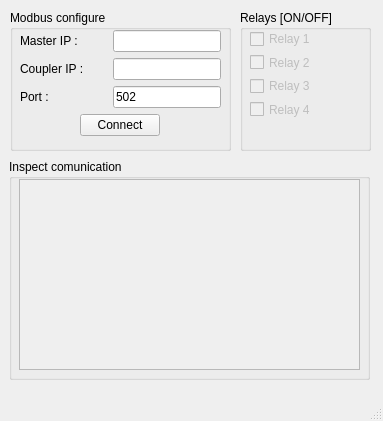
I-ml-I/modbus_tcp, file modbus_tcp/ui/modbus_window.ui: the form before one commit.
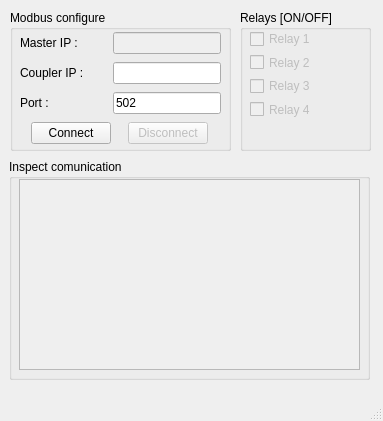
The form after the commit.

The edit to the form file:
```diff
--- a/modbus_tcp/ui/modbus_window.ui
+++ b/modbus_tcp/ui/modbus_window.ui
@@ -136,7 +136,7 @@
        <x>10</x>
        <y>20</y>
        <width>201</width>
-       <height>109</height>
+       <height>117</height>
       </rect>
      </property>
      <layout class="QVBoxLayout" name="verticalLayout_2">
@@ -156,16 +156,19 @@
          </widget>
         </item>
         <item>
-         <widget class="QLineEdit" name="master_ip_lineEdit">
-          <property name="disabled">
+         <widget class="QLineEdit" name="master_ip_line_edit">
+          <property name="enabled">
+           <bool>false</bool>
+          </property>
+          <property name="sizePolicy">
+           <sizepolicy hsizetype="Fixed" vsizetype="Fixed">
+            <horstretch>0</horstretch>
+            <verstretch>0</verstretch>
+           </sizepolicy>
+          </property>
+          <property name="disabled" stdset="0">
            <bool>true</bool>
           </property>
-          <property name="sizePolicy">
-           <sizepolicy hsizetype="Fixed" vsizetype="Fixed">
-            <horstretch>0</horstretch>
-            <verstretch>0</verstretch>
-           </sizepolicy>
-          </property>
          </widget>
         </item>
        </layout>
@@ -227,7 +230,9 @@
         </item>
        </layout>
       </item>
-      <item alignment="Qt::AlignHCenter">
+      <item>
+       <layout class="QHBoxLayout" name="horizontalLayout_4">
+        <item>
        <widget class="QPushButton" name="connect_button">
         <property name="sizePolicy">
          <sizepolicy hsizetype="Fixed" vsizetype="Fixed">
@@ -240,6 +245,24 @@
         </property>
        </widget>
       </item>
+        <item>
+         <widget class="QPushButton" name="disconnect_button">
+          <property name="enabled">
+           <bool>false</bool>
+          </property>
+          <property name="sizePolicy">
+           <sizepolicy hsizetype="Fixed" vsizetype="Fixed">
+            <horstretch>0</horstretch>
+            <verstretch>0</verstretch>
+           </sizepolicy>
+          </property>
+          <property name="text">
+           <string>Disconnect</string>
+          </property>
+         </widget>
+        </item>
+       </layout>
+      </item>
      </layout>
     </widget>
    </widget>
```
Left out of the diff: 14 changed lines with no effect on the pictures. Lines whose indentation alone changed are shown as unchanged.
